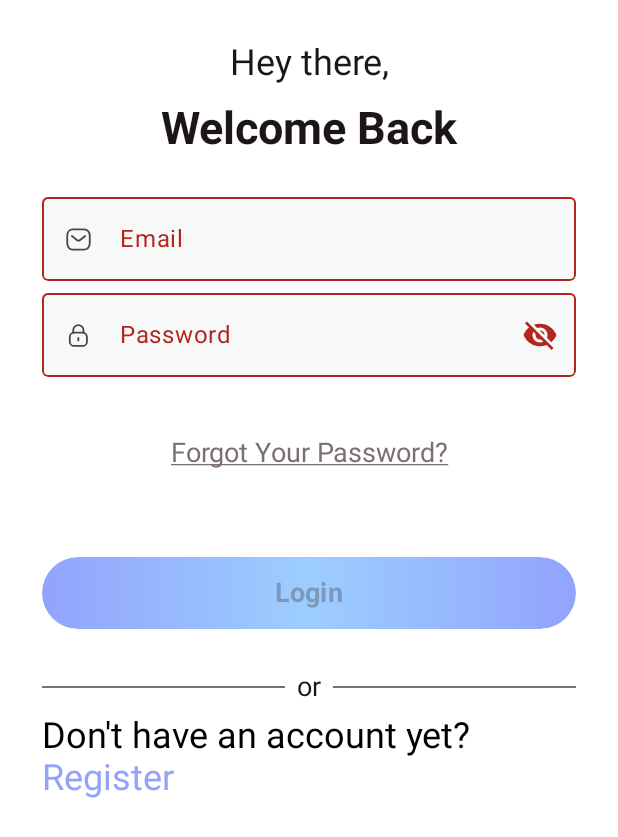
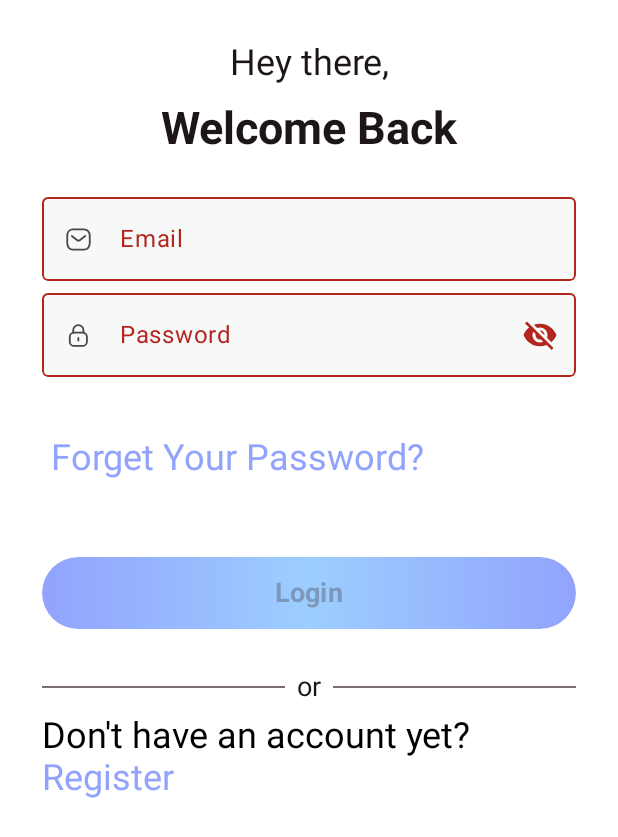
Before and after one commit to PriyanshuRaval/Dummy_Project, an Android app built with Jetpack Compose: the @Preview function DefaultPreviewOfLoginScreen, on a phone screen of 412 x 824 dp. Shown: the top 837 px of the screen. Run offline under Robolectric (Android 15) with nearby library versions, the phone set to English and light mode, and no system bars; our stand-ins replace Firebase (no records; nobody signed in at launch, a user with empty details on screens opened directly).

Commit message:
Second Commit

```diff
--- a/app/src/main/java/com/example/mysplashscreen/Screens/ForgetPasswordScreen.kt
+++ b/app/src/main/java/com/example/mysplashscreen/Screens/ForgetPasswordScreen.kt
@@ -44,6 +44,7 @@ fun ForgetPasswordScreen(forgetViewModel: ForgetViewModel = viewModel()){
                 .align(Alignment.Center)){
 
                 HeadingTextComponent(value = stringResource(id = R.string.forgot_password))
+
                 NormalTextComponent(value = stringResource(R.string.Forget_text))
 
                 MyTextFieldComponent(labelValue = stringResource(id = R.string.email), painterResource = painterResource(
--- a/app/src/main/java/com/example/mysplashscreen/Screens/LoginScreen.kt
+++ b/app/src/main/java/com/example/mysplashscreen/Screens/LoginScreen.kt
@@ -70,7 +70,11 @@ fun LoginScreen(loginViewModel: LoginViewModel = viewModel()){
                 Spacer(Modifier.height(40.dp))
 
 
-                ClickableUnderlineTextComponent(value = stringResource(id = R.string.forgot_password))
+                ClickableUnderlineTextComponent(
+                    value = stringResource(id = R.string.forgot_password), onTextSelected = {
+                    PostOfficeAppRouter.navigate_to(Screen.ForgetPasswordScreen)
+                }
+                )
 
                 Spacer(Modifier.height(40.dp))
 
--- a/app/src/main/java/com/example/mysplashscreen/components/AppComponents.kt
+++ b/app/src/main/java/com/example/mysplashscreen/components/AppComponents.kt
@@ -340,18 +340,36 @@ fun ClickableLoginTextComponent(tryingToLogin : Boolean = true,onTextSelected :
 }
 
 @Composable
-fun ClickableUnderlineTextComponent(value:String){
-    Text(text = value,
+fun ClickableUnderlineTextComponent(value:String,onTextSelected: (String) -> Unit){
+    val initialText = " "
+    val forgetPasswordText ="Forget Your Password?"
+
+    val annotatedString = buildAnnotatedString {
+        append(initialText)
+        withStyle(style = SpanStyle(color = Primary)) {
+            pushStringAnnotation(tag = forgetPasswordText, annotation = forgetPasswordText)
+            append(forgetPasswordText)
+        }
+    }
+
+    ClickableText(
         modifier = Modifier
             .fillMaxWidth()
             .heightIn(min = 40.dp),
         style = TextStyle(
-            fontSize = 18.sp,
+            fontSize = 24.sp,
             fontWeight = FontWeight.Normal,
             fontStyle = FontStyle.Normal
-        )
-        , color = GrayColor,
-        textAlign = TextAlign.Center,
-        textDecoration = TextDecoration.Underline
+        ),
+        text = annotatedString, onClick = {offset ->
+            annotatedString.getStringAnnotations(offset,offset)
+                .firstOrNull()?.also {span ->
+                    Log.d("ClickableTextComponent","{${span.item}}")
+
+                    if(span.item == forgetPasswordText){
+                        onTextSelected(span.item)
+                    }
+                }
+        }
     )
 }
--- a/app/src/main/java/com/example/mysplashscreen/data/forget/ForgetViewModel.kt
+++ b/app/src/main/java/com/example/mysplashscreen/data/forget/ForgetViewModel.kt
@@ -30,6 +30,10 @@ class ForgetViewModel : ViewModel() {
             }
             is ForgetUIEvent.ForgetButtonClicked -> {
                 forgetPassword()
+            }
+
+            else -> {
+
             }
         }
         validateEmailWithRules()
```
